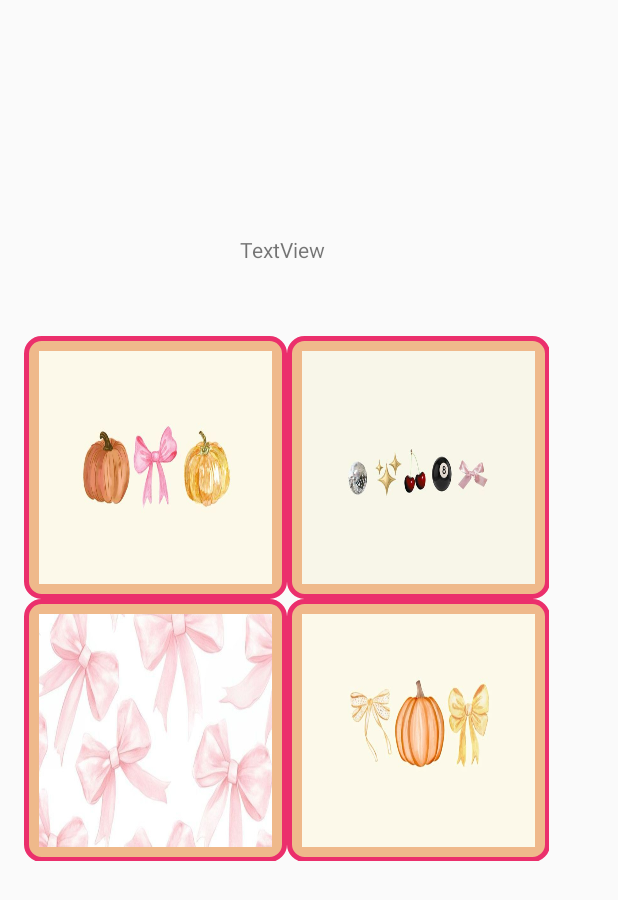
After one commit to RomyFarber/ex1, an Android app: the layout layout2.xml on its own in the app's theme, with its tools: preview values and no code run, on a phone screen of 412 x 824 dp. The commit adds this screen. Shown: the top 900 px of the screen. Run offline under Robolectric (Android 15) with nearby library versions, the phone set to English and light mode, and no system bars.

Commit message:
new layout3

```diff
--- a/app/build.gradle
+++ b/app/build.gradle
@@ -34,6 +34,7 @@ dependencies {
     implementation libs.material
     implementation libs.activity
     implementation libs.constraintlayout
+    implementation libs.gridlayout
     testImplementation libs.junit
     androidTestImplementation libs.ext.junit
     androidTestImplementation libs.espresso.core
--- a/app/src/main/java/com/example/ex1/MainActivity.java
+++ b/app/src/main/java/com/example/ex1/MainActivity.java
@@ -14,11 +14,11 @@ public class MainActivity extends AppCompatActivity {
     protected void onCreate(Bundle savedInstanceState) {
         super.onCreate(savedInstanceState);
         EdgeToEdge.enable(this);
-        setContentView(R.layout.activity_main);
-        ViewCompat.setOnApplyWindowInsetsListener(findViewById(R.id.main), (v, insets) -> {
-            Insets systemBars = insets.getInsets(WindowInsetsCompat.Type.systemBars());
-            v.setPadding(systemBars.left, systemBars.top, systemBars.right, systemBars.bottom);
-            return insets;
-        });
+        setContentView(R.layout.layout2);
+//        ViewCompat.setOnApplyWindowInsetsListener(findViewById(R.id.main), (v, insets) -> {
+//            Insets systemBars = insets.getInsets(WindowInsetsCompat.Type.systemBars());
+//            v.setPadding(systemBars.left, systemBars.top, systemBars.right, systemBars.bottom);
+//            return insets;
+//        });
     }
 }
--- /dev/null
+++ b/app/src/main/res/drawable/boarder.xml
@@ -0,0 +1,7 @@
+<?xml version="1.0" encoding="utf-8"?>
+<shape xmlns:android="http://schemas.android.com/apk/res/android">
+    <solid android:color="#F3EFB686"/>
+    <stroke android:width="3dp" android:color="#EB2F6C"/>
+    <corners android:radius="10dp"/>
+
+</shape>
--- /dev/null
+++ b/app/src/main/res/layout/layout2.xml
@@ -0,0 +1,75 @@
+<?xml version="1.0" encoding="utf-8"?>
+<androidx.constraintlayout.widget.ConstraintLayout xmlns:android="http://schemas.android.com/apk/res/android"
+    xmlns:app="http://schemas.android.com/apk/res-auto"
+    xmlns:tools="http://schemas.android.com/tools"
+    android:layout_width="match_parent"
+    android:layout_height="match_parent">
+
+    <TextView
+        android:id="@+id/textView2"
+        android:layout_width="wrap_content"
+        android:layout_height="wrap_content"
+        android:layout_marginStart="160dp"
+        android:layout_marginTop="64dp"
+        android:layout_marginBottom="648dp"
+        android:text="TextView"
+        app:layout_constraintBottom_toBottomOf="parent"
+        app:layout_constraintStart_toStartOf="parent"
+        app:layout_constraintTop_toTopOf="parent"
+        app:layout_constraintVertical_bias="1.0" />
+
+    <androidx.gridlayout.widget.GridLayout
+        android:layout_width="350dp"
+        android:layout_height="350dp"
+        android:layout_marginStart="16dp"
+        android:layout_marginTop="224dp"
+        app:columnCount="2"
+        app:layout_constraintStart_toStartOf="parent"
+        app:layout_constraintTop_toTopOf="parent">
+
+        <ImageView
+            android:id="@+id/imageView"
+            android:layout_width="175dp"
+            android:layout_height="175dp"
+            android:background="@drawable/boarder"
+            android:padding="10dp"
+            android:scaleType="fitXY"
+            app:layout_column="0"
+            app:layout_row="0"
+            app:srcCompat="@drawable/pic1" />
+
+        <ImageView
+            android:id="@+id/imageView2"
+            android:layout_width="175dp"
+            android:layout_height="175dp"
+            android:background="@drawable/boarder"
+            android:padding="10dp"
+            android:scaleType="fitXY"
+            app:layout_column="1"
+            app:layout_row="0"
+            app:srcCompat="@drawable/pic3" />
+
+        <ImageView
+            android:id="@+id/imageView3"
+            android:layout_width="175dp"
+            android:layout_height="175dp"
+            android:background="@drawable/boarder"
+            android:padding="10dp"
+            android:scaleType="fitXY"
+            app:layout_column="0"
+            app:layout_row="1"
+            app:srcCompat="@drawable/pic4" />
+
+        <ImageView
+            android:id="@+id/imageView4"
+            android:layout_width="175dp"
+            android:layout_height="175dp"
+            android:background="@drawable/boarder"
+            android:padding="10dp"
+            android:scaleType="fitXY"
+            app:layout_column="1"
+            app:layout_row="1"
+            app:srcCompat="@drawable/pic5" />
+    </androidx.gridlayout.widget.GridLayout>
+
+</androidx.constraintlayout.widget.ConstraintLayout>
--- /dev/null
+++ b/app/src/main/res/layout/layout3.xml
@@ -0,0 +1,6 @@
+<?xml version="1.0" encoding="utf-8"?>
+<FrameLayout xmlns:android="http://schemas.android.com/apk/res/android"
+    android:layout_width="match_parent"
+    android:layout_height="match_parent">
+
+</FrameLayout>
--- a/gradle/libs.versions.toml
+++ b/gradle/libs.versions.toml
@@ -7,6 +7,7 @@ appcompat = "1.7.1"
 material = "1.12.0"
 activity = "1.10.1"
 constraintlayout = "2.2.1"
+gridlayout = "1.1.0"
 
 [libraries]
 junit = { group = "junit", name = "junit", version.ref = "junit" }
@@ -16,6 +17,7 @@ appcompat = { group = "androidx.appcompat", name = "appcompat", version.ref = "a
 material = { group = "com.google.android.material", name = "material", version.ref = "material" }
 activity = { group = "androidx.activity", name = "activity", version.ref = "activity" }
 constraintlayout = { group = "androidx.constraintlayout", name = "constraintlayout", version.ref = "constraintlayout" }
+gridlayout = { group = "androidx.gridlayout", name = "gridlayout", version.ref = "gridlayout" }
 
 [plugins]
 android-application = { id = "com.android.application", version.ref = "agp" }
```
Also changed, not shown: app/src/main/res/drawable/pic1.jpg (added), app/src/main/res/drawable/pic3.jpg (added), app/src/main/res/drawable/pic4.jpg (added), app/src/main/res/drawable/pic5.jpg (added).
